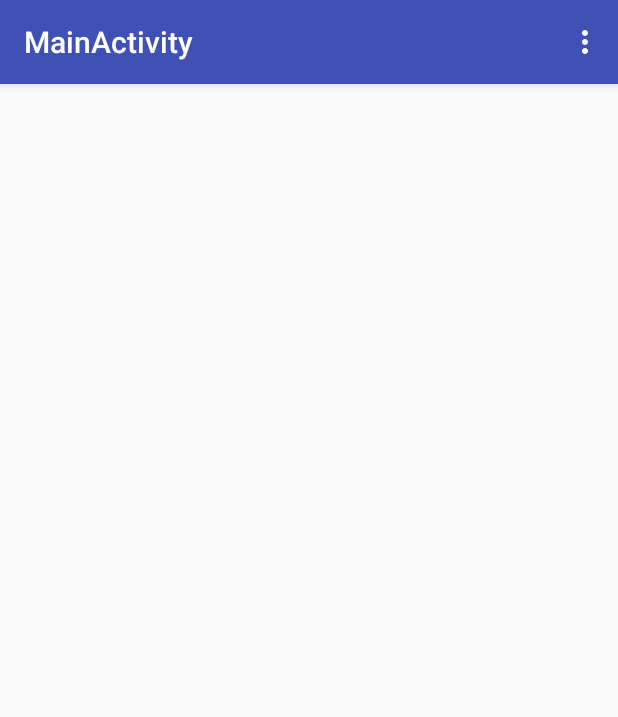
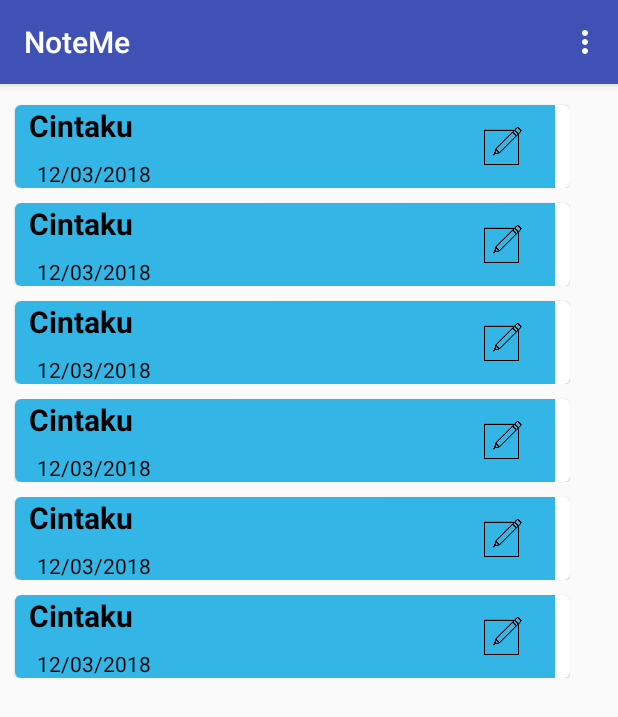
Before and after one commit to kriswidy/Noteme, an Android app: the MainActivity screen opened directly, with no data from a screen before it, on a phone screen of 412 x 824 dp. Shown: the top 717 px of the screen. Run offline under Robolectric (Android 15) with nearby library versions, the phone set to English and light mode, and no system bars.

Commit message:
Home and Recyclerview local

```diff
--- a/app/build.gradle
+++ b/app/build.gradle
@@ -28,4 +28,6 @@ dependencies {
 
     implementation 'com.android.support:design:27.1.1'
     implementation 'com.jakewharton:butterknife:8.5.1'
+    implementation 'com.android.support:recyclerview-v7:27.1.1'
+    implementation 'com.android.support:cardview-v7:27.1.1'
 }
--- a/app/src/main/java/com/example/krisandroid/noteme/MainActivity.java
+++ b/app/src/main/java/com/example/krisandroid/noteme/MainActivity.java
@@ -5,17 +5,40 @@ import android.os.Bundle;
 import android.support.design.widget.FloatingActionButton;
 import android.support.design.widget.Snackbar;
 import android.support.v7.app.AppCompatActivity;
+import android.support.v7.widget.LinearLayoutManager;
+import android.support.v7.widget.RecyclerView;
 import android.support.v7.widget.Toolbar;
 import android.view.Menu;
 import android.view.MenuItem;
 import android.view.View;
+import android.widget.GridView;
+
+import java.util.ArrayList;
 
 public class MainActivity extends AppCompatActivity {
+
+    private ArrayList<String> mTitle = new ArrayList<>();
+    private ArrayList<String> mDate = new ArrayList<>();
+    private ArrayList<NoteContent_Model> mNote = new ArrayList<>();
+
+    private RecyclerView.Adapter mAdapter;
+    private RecyclerView.LayoutManager layoutmanager;
 
     @Override
     protected void onCreate(Bundle savedInstanceState) {
         super.onCreate(savedInstanceState);
         setContentView(R.layout.activity_main);
+
+        setContent_Note();
+        initRecyclerview_Note();
+
+
+
+
+
+
+
+
         Toolbar toolbar = (Toolbar) findViewById(R.id.toolbar);
         setSupportActionBar(toolbar);
 //
@@ -27,6 +50,35 @@ public class MainActivity extends AppCompatActivity {
 //                        .setAction("Action", null).show();
 //            }
 //        });
+    }
+
+    private void setContent_Note(){
+        NoteContent_Model nt = new NoteContent_Model("Cintaku","12/03/2018");
+        mNote.add(nt);
+        nt = new NoteContent_Model("Cintaku","12/03/2018");
+        mNote.add(nt);
+        nt = new NoteContent_Model("Cintaku","12/03/2018");
+        mNote.add(nt);
+        nt = new NoteContent_Model("Cintaku","12/03/2018");
+        mNote.add(nt);
+        nt = new NoteContent_Model("Cintaku","12/03/2018");
+        mNote.add(nt);
+        nt = new NoteContent_Model("Cintaku","12/03/2018");
+        mNote.add(nt);
+        nt = new NoteContent_Model("Cintaku","12/03/2018");
+        mNote.add(nt);
+
+    }
+
+    private void  initRecyclerview_Note(){
+        RecyclerView recyclerViewMain = findViewById(R.id.recyclerviewNote);
+        recyclerViewMain.setHasFixedSize(true);
+
+        layoutmanager = new LinearLayoutManager(this);
+        recyclerViewMain.setLayoutManager(layoutmanager);
+
+        NoteContent_Adapter mAdapter = new NoteContent_Adapter(this, mNote);
+        recyclerViewMain.setAdapter(mAdapter);
     }
 
     public boolean onCreateOptionsMenu(Menu menu) {
--- /dev/null
+++ b/app/src/main/java/com/example/krisandroid/noteme/NoteContent_Adapter.java
@@ -0,0 +1,53 @@
+package com.example.krisandroid.noteme;
+
+import android.content.Context;
+import android.support.annotation.NonNull;
+import android.support.v7.widget.RecyclerView;
+import android.view.LayoutInflater;
+import android.view.View;
+import android.view.ViewGroup;
+import android.widget.ImageView;
+import android.widget.TextView;
+
+import java.util.ArrayList;
+
+public class NoteContent_Adapter extends RecyclerView.Adapter<NoteContent_Adapter.ViewwHolderr>{
+    Context contex;
+    private ArrayList<NoteContent_Model> mNote;
+
+    public NoteContent_Adapter(Context contex, ArrayList<NoteContent_Model> mNote) {
+        this.contex = contex;
+        this.mNote = mNote;
+    }
+
+    public ViewwHolderr onCreateViewHolder(@NonNull ViewGroup parent, int viewType) {
+        View v = LayoutInflater.from(parent.getContext()).inflate(R.layout.rv_note_item,parent,false);
+
+        ViewwHolderr vh = new ViewwHolderr(v);
+        return vh;
+    }
+
+    @Override
+    public void onBindViewHolder(@NonNull ViewwHolderr holder, int position) {
+        NoteContent_Model nt = mNote.get(position);
+        holder.TitleNote.setText(nt.getTitleNote());
+        holder.DateNote.setText(nt.getDate());
+
+    }
+
+    @Override
+    public int getItemCount() {
+        return mNote.size();
+    }
+
+    public class ViewwHolderr extends RecyclerView.ViewHolder{
+        public TextView TitleNote,DateNote;
+
+        public ViewwHolderr(View itemView) {
+            super(itemView);
+            TitleNote = itemView.findViewById(R.id.txt_title_note);
+            DateNote =itemView.findViewById(R.id.txt_date_note);
+
+        }
+    }
+}
--- /dev/null
+++ b/app/src/main/java/com/example/krisandroid/noteme/NoteContent_Model.java
@@ -0,0 +1,27 @@
+package com.example.krisandroid.noteme;
+
+public class NoteContent_Model {
+    private String TitleNote, Date;
+
+    public NoteContent_Model (String TitleNote, String Date) {
+        this.TitleNote = TitleNote;
+        this.Date = Date;
+    }
+
+    public String getTitleNote() {
+        return TitleNote;
+    }
+
+    public void setTitleNote(String Note) {
+        this.TitleNote = Note;
+    }
+
+    public String getDate() {
+        return Date;
+    }
+
+    public void setDate(String Date) {
+        this.Date = Date;
+    }
+
+}
--- a/app/src/main/res/layout/activity_main.xml
+++ b/app/src/main/res/layout/activity_main.xml
@@ -22,19 +22,34 @@
 
     </android.support.design.widget.AppBarLayout>
 
-    <GridView
-        android:id="@+id/gridview_android_example"
-        android:layout_width="wrap_content"
-        android:layout_height="305dp"
+    <android.support.v7.widget.RecyclerView
+        android:id="@+id/recyclerviewNote"
+        android:layout_width="match_parent"
+        android:layout_height="395dp"
+        android:layout_below="@+id/toolbar"
         android:layout_alignParentStart="true"
-        android:layout_alignParentTop="true"
-        android:layout_gravity="center"
         android:layout_marginStart="0dp"
-        android:layout_marginTop="58dp"
-        android:columnWidth="100dp"
-        android:gravity="center"
-        android:minHeight="90dp"
-        android:numColumns="auto_fit"
-        android:stretchMode="columnWidth" />
+        android:layout_marginTop="60dp"
+        android:layout_marginBottom="50dp"
+        android:orientation="vertical"
+        tools:ignore="NotSibling">
+
+    </android.support.v7.widget.RecyclerView>
+
+
+    <!--<GridView-->
+        <!--android:id="@+id/gridview_android_example"-->
+        <!--android:layout_width="wrap_content"-->
+        <!--android:layout_height="305dp"-->
+        <!--android:layout_alignParentStart="true"-->
+        <!--android:layout_alignParentTop="true"-->
+        <!--android:layout_gravity="center"-->
+        <!--android:layout_marginStart="0dp"-->
+        <!--android:layout_marginTop="58dp"-->
+        <!--android:columnWidth="100dp"-->
+        <!--android:gravity="center"-->
+        <!--android:minHeight="90dp"-->
+        <!--android:numColumns="auto_fit"-->
+        <!--android:stretchMode="columnWidth" />-->
 
 </RelativeLayout>
--- a/app/src/main/res/layout/content_main.xml
+++ /dev/null
@@ -1,12 +0,0 @@
-<?xml version="1.0" encoding="utf-8"?>
-<android.support.constraint.ConstraintLayout xmlns:android="http://schemas.android.com/apk/res/android"
-    xmlns:app="http://schemas.android.com/apk/res-auto"
-    xmlns:tools="http://schemas.android.com/tools"
-    android:layout_width="match_parent"
-    android:layout_height="match_parent"
-    app:layout_behavior="@string/appbar_scrolling_view_behavior"
-    tools:context="com.example.krisandroid.noteme.MainActivity"
-    tools:showIn="@layout/activity_main">
-
-
-</android.support.constraint.ConstraintLayout>
--- a/app/src/main/res/layout/rv_note_item.xml
+++ b/app/src/main/res/layout/rv_note_item.xml
@@ -1,42 +1,72 @@
 <?xml version="1.0" encoding="utf-8"?>
-<RelativeLayout xmlns:android="http://schemas.android.com/apk/res/android"
-    android:layout_width="match_parent"
-    android:layout_height="match_parent"
+<LinearLayout xmlns:android="http://schemas.android.com/apk/res/android"
+    android:layout_width="wrap_content"
+    android:layout_height="wrap_content"
     xmlns:app="http://schemas.android.com/apk/res-auto">
 
-    <!--<android.support.v7.widget.CardView-->
-        <!--android:layout_width="wrap_content"-->
-        <!--android:layout_height="114dp"-->
-        <!--android:layout_alignParentStart="true"-->
-        <!--android:layout_alignParentTop="true"-->
-        <!--android:layout_marginStart="8dp"-->
-        <!--android:layout_marginTop="7dp"-->
-        <!--android:background="@android:color/white"-->
-        <!--app:cardCornerRadius="4dp"-->
-        <!--app:cardElevation="1dp"-->
-        <!--app:cardMaxElevation="2dp">-->
 
-        <!--<RelativeLayout-->
-            <!--android:layout_width="match_parent"-->
-            <!--android:layout_height="81dp"-->
-            <!--android:background="@android:color/white">-->
+    <android.support.v7.widget.CardView
+        android:layout_width="370dp"
+        android:layout_height="wrap_content"
+        android:layout_alignParentStart="true"
+        android:layout_alignParentTop="true"
+        android:layout_marginStart="10dp"
+        android:layout_marginTop="10dp"
+        android:layout_marginRight="10dp"
 
-            <!--<TextView-->
-                <!--android:id="@+id/txt_nama_note"-->
-                <!--android:layout_width="wrap_content"-->
-                <!--android:layout_height="25dp"-->
-                <!--android:layout_alignParentEnd="true"-->
-                <!--android:layout_marginEnd="11dp"-->
-                <!--android:layout_marginBottom="10dp"-->
-                <!--android:autoSizeMaxTextSize="20sp"-->
-                <!--android:autoSizeMinTextSize="10sp"-->
-                <!--android:autoSizeTextType="uniform"-->
-                <!--android:gravity="center"-->
-                <!--android:text="Cabada"-->
-                <!--android:textColor="#000" />-->
-        <!--</RelativeLayout>-->
+        android:background="@android:color/white"
+        app:cardCornerRadius="4dp"
+        app:cardElevation="1dp"
+        app:cardMaxElevation="2dp">
 
-    <!--</android.support.v7.widget.CardView>-->
+        <RelativeLayout
+            android:layout_width="360dp"
+            android:layout_height="match_parent"
+            android:background="@android:color/holo_blue_light">
+
+            <TextView
+                android:id="@+id/txt_title_note"
+                android:layout_width="267dp"
+                android:layout_height="29dp"
+                android:layout_alignParentEnd="true"
+                android:layout_marginEnd="83dp"
+                android:layout_marginBottom="10dp"
+                android:autoSizeMaxTextSize="20sp"
+                android:autoSizeMinTextSize="10sp"
+                android:autoSizeTextType="uniform"
+                android:gravity="left"
+                android:text="Cabada"
+                android:textColor="#000"
+                android:textStyle="bold" />
+
+            <TextView
+                android:id="@+id/txt_date_note"
+                android:layout_width="263dp"
+                android:layout_height="wrap_content"
+                android:layout_alignParentTop="true"
+
+                android:layout_alignParentEnd="true"
+                android:layout_marginTop="36dp"
+                android:layout_marginEnd="82dp"
+                android:autoSizeMaxTextSize="20sp"
+                android:autoSizeMinTextSize="10sp"
+                android:autoSizeTextType="uniform"
+                android:gravity="left"
+                android:text="Date"
+                android:textColor="#000" />
+
+            <ImageView
+                android:id="@+id/iconEdit"
+                android:layout_width="38dp"
+                android:layout_height="25dp"
+                android:layout_centerVertical="true"
+                android:layout_marginStart="-54dp"
+                android:layout_toEndOf="@+id/txt_title_note"
+                android:src="@drawable/edit" />
+
+        </RelativeLayout>
+
+    </android.support.v7.widget.CardView>
 
 
-</RelativeLayout>
+</LinearLayout>
--- a/app/src/main/res/values/colors.xml
+++ b/app/src/main/res/values/colors.xml
@@ -3,4 +3,5 @@
     <color name="colorPrimary">#3F51B5</color>
     <color name="colorPrimaryDark">#303F9F</color>
     <color name="colorAccent">#FF4081</color>
+    <color name="BluePlight">#666ad1</color>
 </resources>
--- a/app/src/main/res/values/strings.xml
+++ b/app/src/main/res/values/strings.xml
@@ -1,4 +1,4 @@
 <resources>
     <string name="app_name">Noteme</string>
-    <string name="title_activity_main">MainActivity</string>
+    <string name="title_activity_main">NoteMe</string>
 </resources>
```
Also changed, not shown: app/src/main/res/drawable/edit.png (added).
